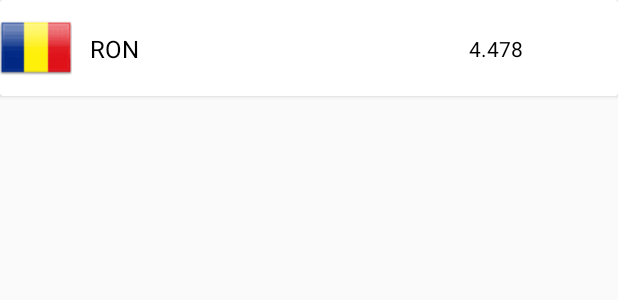
After one commit to BiancaTud/ExchangeRateApp, an Android app: the layout item_rate_view.xml on its own in the app's theme, with its tools: preview values and no code run, on a phone screen of 412 x 824 dp. The commit adds this screen. Shown: the top 300 px of the screen. Run offline under Robolectric (Android 15) with nearby library versions, the phone set to English and light mode, and no system bars.

Commit message:
get exchange rates request

```diff
--- a/app/build.gradle
+++ b/app/build.gradle
@@ -56,5 +56,9 @@ dependencies {
     implementation "androidx.navigation:navigation-fragment-ktx:2.1.0"
     implementation "androidx.navigation:navigation-ui-ktx:2.1.0"
 
+    //RX
+    implementation "io.reactivex.rxjava2:rxjava:2.2.5"
+    implementation 'io.reactivex.rxjava2:rxandroid:2.1.0'
+
 
 }
--- a/app/src/main/AndroidManifest.xml
+++ b/app/src/main/AndroidManifest.xml
@@ -2,7 +2,10 @@
 <manifest xmlns:android="http://schemas.android.com/apk/res/android"
     package="com.example.exchangerateapp">
 
+    <uses-permission android:name="android.permission.INTERNET" />
+
     <application
+        android:name=".ExchangesRateApplication"
         android:allowBackup="true"
         android:icon="@mipmap/ic_launcher"
         android:label="@string/app_name"
--- a/app/src/main/java/com/example/exchangerateapp/ExchangesRateApplication.kt
+++ b/app/src/main/java/com/example/exchangerateapp/ExchangesRateApplication.kt
@@ -3,6 +3,7 @@ package com.example.exchangerateapp
 import android.app.Application
 import com.example.exchangerateapp.di.networkModule
 import com.example.exchangerateapp.di.repositoryModule
+import com.example.exchangerateapp.di.viewModelModule
 import org.koin.android.ext.koin.androidContext
 import org.koin.android.ext.koin.androidLogger
 import org.koin.core.context.startKoin
@@ -10,7 +11,7 @@ import org.koin.dsl.module
 
 class ExchangesRateApplication: Application() {
 
-    private val appModule = module { mutableListOf(networkModule, repositoryModule)}
+    private val appModule = mutableListOf(networkModule, repositoryModule, viewModelModule)
 
     override fun onCreate() {
         super.onCreate()
--- a/app/src/main/java/com/example/exchangerateapp/data/RatesRepository.kt
+++ b/app/src/main/java/com/example/exchangerateapp/data/RatesRepository.kt
@@ -1,6 +1,12 @@
 package com.example.exchangerateapp.data
 
+import com.example.exchangerateapp.data.model.ExchangeRatesResponse
 import com.example.exchangerateapp.data.retrofit.RatesApi
+import io.reactivex.Single
 
 class RatesRepository(private val ratesApi: RatesApi) {
+
+    fun getSearchResults(base: String): Single<ExchangeRatesResponse> {
+        return ratesApi.getExchangeRates(base)
+    }
 }
--- /dev/null
+++ b/app/src/main/java/com/example/exchangerateapp/data/model/ExchangeRatesResponse.kt
@@ -0,0 +1,3 @@
+package com.example.exchangerateapp.data.model
+
+data class ExchangeRatesResponse(val rates: Rates, val base: String, val date: String)
--- /dev/null
+++ b/app/src/main/java/com/example/exchangerateapp/data/model/Rate.kt
@@ -0,0 +1,3 @@
+package com.example.exchangerateapp.data.model
+
+data class Rate(val currency: String, val exchangeRate: Double)
--- a/app/src/main/res/layout/fragment_home.xml
+++ b/app/src/main/res/layout/fragment_home.xml
@@ -40,6 +40,8 @@
         android:id = "@+id/ratesRecyclerView"
         android:layout_width = "0dp"
         android:layout_height = "0dp"
+        android:paddingBottom="@dimen/default_padding"
+        tools:listitem="@layout/item_rate_view"
         app:layout_constraintEnd_toStartOf="@+id/guidelineRight"
         app:layout_constraintStart_toStartOf="@+id/guidelineLeft"
         app:layout_constraintBottom_toBottomOf="parent"/>
--- /dev/null
+++ b/app/src/main/res/layout/item_rate_view.xml
@@ -0,0 +1,58 @@
+<?xml version="1.0" encoding="utf-8"?>
+
+<androidx.cardview.widget.CardView xmlns:android="http://schemas.android.com/apk/res/android"
+    xmlns:app="http://schemas.android.com/apk/res-auto"
+    xmlns:tools="http://schemas.android.com/tools"
+    android:layout_width="match_parent"
+    android:layout_height="wrap_content">
+
+    <androidx.constraintlayout.widget.ConstraintLayout
+        android:id="@+id/item_layout"
+        android:layout_width="match_parent"
+        android:layout_height="wrap_content"
+        android:background="?attr/selectableItemBackground">
+
+
+        <ImageView
+            android:id="@+id/rateIv"
+            android:layout_width="48dp"
+            android:layout_height="48dp"
+            android:layout_marginTop="8dp"
+            android:layout_marginBottom="8dp"
+            app:layout_constraintBottom_toBottomOf="parent"
+            app:layout_constraintLeft_toLeftOf="parent"
+            app:layout_constraintTop_toTopOf="parent"
+            tools:src="@drawable/flag_ro" />
+
+
+        <TextView
+            android:id="@+id/rateCurrencyTv"
+            android:layout_width="wrap_content"
+            android:layout_height="wrap_content"
+            android:layout_marginStart="12dp"
+            android:fontFamily="sans-serif-bold"
+            android:textColor="@android:color/black"
+            android:textSize="16sp"
+            app:layout_constraintBottom_toBottomOf="@id/rateIv"
+            app:layout_constraintStart_toEndOf="@id/rateIv"
+            app:layout_constraintTop_toTopOf="@id/rateIv"
+            tools:text="RON" />
+
+        <TextView
+            android:id="@+id/rateValueTv"
+            android:layout_width="wrap_content"
+            android:layout_height="wrap_content"
+            android:layout_marginStart="12dp"
+            android:fontFamily="sans-serif-bold"
+            android:textColor="@android:color/black"
+            android:textSize="14sp"
+            app:layout_constraintHorizontal_bias="0.8"
+            app:layout_constraintBottom_toBottomOf="@id/rateIv"
+            app:layout_constraintEnd_toEndOf="parent"
+            app:layout_constraintStart_toEndOf="@id/rateIv"
+            app:layout_constraintTop_toTopOf="@id/rateIv"
+            tools:text="4.478" />
+
+
+    </androidx.constraintlayout.widget.ConstraintLayout>
+</androidx.cardview.widget.CardView>
--- a/app/src/main/res/values/dimens.xml
+++ b/app/src/main/res/values/dimens.xml
@@ -1,4 +1,5 @@
 <?xml version="1.0" encoding="utf-8"?>
 <resources>
     <dimen name="margin_side">40dp</dimen>
+    <dimen name="default_padding">8dp</dimen>
 </resources>
```
Also changed, not shown: app/src/main/java/com/example/exchangerateapp/data/model/Rates.kt (added, +36 -0 lines), app/src/main/java/com/example/exchangerateapp/data/retrofit/RatesApi.kt (+8 -0 lines), app/src/main/java/com/example/exchangerateapp/di/ViewModelModule.kt (added, +10 -0 lines), app/src/main/java/com/example/exchangerateapp/ui/BaseViewModel.kt (added, +21 -0 lines), app/src/main/java/com/example/exchangerateapp/ui/home/HomeFragment.kt (+8 -0 lines), app/src/main/java/com/example/exchangerateapp/ui/home/HomeViewModel.kt (added, +36 -0 lines), app/src/main/java/com/example/exchangerateapp/util/DebugResponseLogger.kt (added, +17 -0 lines), app/src/main/res/drawable/flag_ro.png (added).
